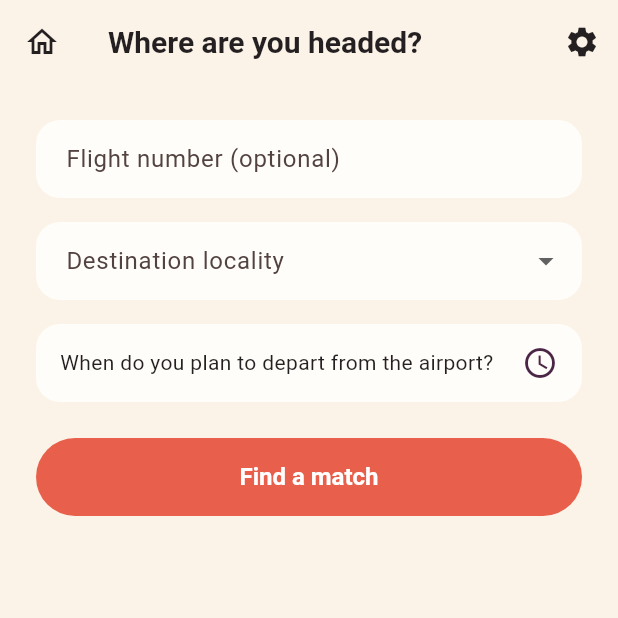
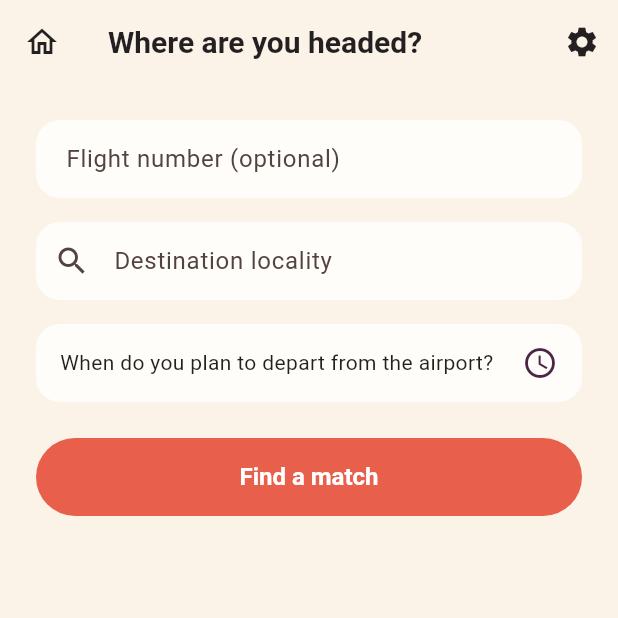
Before and after one commit to hitawall/airport-ride-matchmaking, a Flutter app: the CreateRideRequestScreen screen opened by its route, on a phone screen of 412 x 824 dp, the top half of it. Run offline on Flutter 3.47's test engine with Material 3 defaults, Android fonts, the phone set to English and light mode, and no system bars; our stand-ins replace flutter_riverpod, flutter_secure_storage, go_router, image_picker, material_ui; missing offline and left inert: pusher_channels_flutter; accounts and stored records are empty.

Commit message:
feat(ride-request): searchable destination picker, more localities (#72)
bengaluru_localities.dart grows from 15 to 60 curated areas for
better coverage until GOOGLE_MAPS_API_KEY is provisioned. The
destination field in create_ride_request_screen.dart moves from a
plain DropdownButtonFormField (unusable once the list gets long) to
Flutter's Autocomplete widget, so users can type to filter instead
of scrolling a long dropdown.

Closes #71

Co-authored-by: Claude Sonnet 5 <noreply@anthropic.com>

```diff
--- a/apps/mobile/lib/data/bengaluru_localities.dart
+++ b/apps/mobile/lib/data/bengaluru_localities.dart
@@ -8,7 +8,9 @@ class Locality {
 /// Curated destination list for the MVP's airport->home matching. Matches the
 /// "bucket by known locality" approach identified as the right MVP-scale
 /// granularity -- precise geocoding/autocomplete can replace this once
-/// GOOGLE_MAPS_API_KEY is provisioned.
+/// GOOGLE_MAPS_API_KEY is provisioned. Expanded for broader coverage and
+/// filtered via a text search in the destination picker (see
+/// create_ride_request_screen.dart) rather than a long static dropdown.
 const bengaluruLocalities = [
   Locality("Koramangala", 12.9352, 77.6245),
   Locality("Indiranagar", 12.9719, 77.6412),
@@ -25,4 +27,47 @@ const bengaluruLocalities = [
   Locality("Malleshwaram", 13.0035, 77.5692),
   Locality("Rajajinagar", 12.9915, 77.5520),
   Locality("Sarjapur Road", 12.9010, 77.6870),
+  Locality("MG Road", 12.9757, 77.6061),
+  Locality("Brigade Road", 12.9716, 77.6079),
+  Locality("Ulsoor", 12.9815, 77.6210),
+  Locality("Domlur", 12.9609, 77.6387),
+  Locality("CV Raman Nagar", 12.9830, 77.6650),
+  Locality("Bellandur", 12.9255, 77.6761),
+  Locality("Bannerghatta Road", 12.8845, 77.5972),
+  Locality("Kanakapura Road", 12.8995, 77.5584),
+  Locality("Basavanagudi", 12.9423, 77.5736),
+  Locality("Vijayanagar", 12.9719, 77.5341),
+  Locality("RT Nagar", 13.0210, 77.5938),
+  Locality("Sadashivanagar", 13.0070, 77.5810),
+  Locality("Sanjaynagar", 13.0258, 77.5750),
+  Locality("Yeshwanthpur", 13.0280, 77.5540),
+  Locality("Peenya", 13.0280, 77.5200),
+  Locality("Nagarbhavi", 12.9646, 77.5059),
+  Locality("Mysore Road", 12.9440, 77.5290),
+  Locality("Vidyaranyapura", 13.0656, 77.5590),
+  Locality("Hennur", 13.0330, 77.6390),
+  Locality("Kalyan Nagar", 13.0230, 77.6390),
+  Locality("Banaswadi", 13.0140, 77.6500),
+  Locality("KR Puram", 12.9975, 77.6960),
+  Locality("Mahadevapura", 12.9890, 77.6950),
+  Locality("Varthur", 12.9412, 77.7440),
+  Locality("Sarjapur", 12.8610, 77.7800),
+  Locality("Begur", 12.8700, 77.6350),
+  Locality("Jigani", 12.7825, 77.6355),
+  Locality("Hosur Road", 12.8900, 77.6300),
+  Locality("Chandra Layout", 12.9560, 77.5290),
+  Locality("Vijayanagar West", 12.9680, 77.5190),
+  Locality("Girinagar", 12.9340, 77.5560),
+  Locality("Ramamurthy Nagar", 13.0160, 77.6680),
+  Locality("Horamavu", 13.0330, 77.6530),
+  Locality("Thanisandra", 13.0580, 77.6240),
+  Locality("Bagalur", 13.1270, 77.6400),
+  Locality("Devanahalli", 13.2437, 77.7120),
+  Locality("Hoskote", 13.0700, 77.7980),
+  Locality("Attibele", 12.7760, 77.7700),
+  Locality("Chandapura", 12.8030, 77.7080),
+  Locality("Yelachenahalli", 12.8890, 77.5750),
+  Locality("Uttarahalli", 12.8988, 77.5460),
+  Locality("Kengeri", 12.9055, 77.4850),
+  Locality("Rajarajeshwari Nagar", 12.9270, 77.5170),
 ];
--- a/apps/mobile/lib/features/ride_request/create_ride_request_screen.dart
+++ b/apps/mobile/lib/features/ride_request/create_ride_request_screen.dart
@@ -89,16 +89,46 @@ class _CreateRideRequestScreenState extends ConsumerState<CreateRideRequestScree
             ),
           ),
           const SizedBox(height: 16),
-          DropdownButtonFormField<Locality>(
-            initialValue: _destination,
-            decoration: const InputDecoration(
-              labelText: "Destination locality",
-              border: OutlineInputBorder(),
+          Autocomplete<Locality>(
+            optionsBuilder: (value) {
+              if (value.text.isEmpty) return bengaluruLocalities;
+              final query = value.text.toLowerCase();
+              return bengaluruLocalities.where((l) => l.label.toLowerCase().contains(query));
+            },
+            displayStringForOption: (l) => l.label,
+            onSelected: (l) => setState(() => _destination = l),
+            fieldViewBuilder: (context, controller, focusNode, onFieldSubmitted) => TextField(
+              controller: controller,
+              focusNode: focusNode,
+              decoration: const InputDecoration(
+                labelText: "Destination locality",
+                hintText: "Search for your area",
+                prefixIcon: Icon(Icons.search),
+                border: OutlineInputBorder(),
+              ),
             ),
-            items: bengaluruLocalities
-                .map((l) => DropdownMenuItem(value: l, child: Text(l.label)))
-                .toList(),
-            onChanged: (v) => setState(() => _destination = v),
+            optionsViewBuilder: (context, onSelected, options) => Align(
+              alignment: Alignment.topLeft,
+              child: Material(
+                elevation: 4,
+                borderRadius: BorderRadius.circular(12),
+                child: ConstrainedBox(
+                  constraints: const BoxConstraints(maxHeight: 280, minWidth: 280),
+                  child: ListView.builder(
+                    padding: EdgeInsets.zero,
+                    shrinkWrap: true,
+                    itemCount: options.length,
+                    itemBuilder: (context, i) {
+                      final option = options.elementAt(i);
+                      return ListTile(
+                        title: Text(option.label),
+                        onTap: () => onSelected(option),
+                      );
+                    },
+                  ),
+                ),
+              ),
+            ),
           ),
           const SizedBox(height: 16),
           Material(
```
